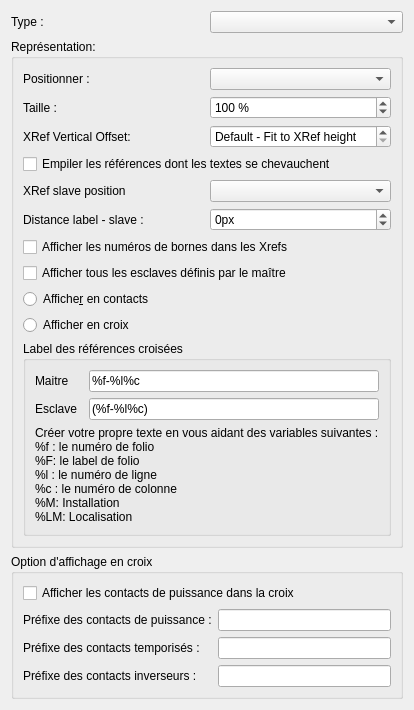
This is sources/ui/xrefpropertieswidget.ui in itaueira/qelectrotech-source as Qt 5 draws it before an edit. The edited form follows.
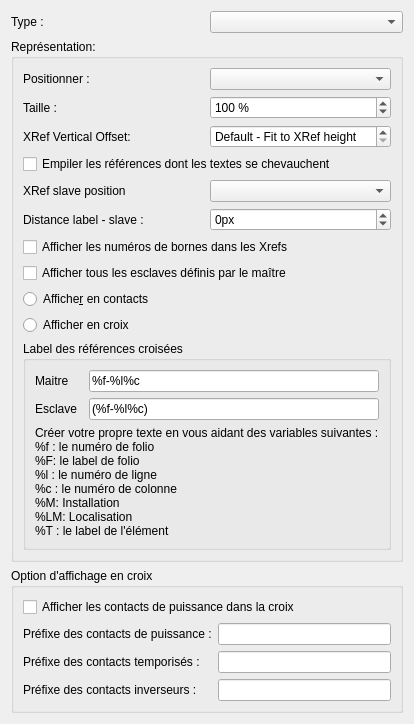
This is the edited form.

The edit to the form file:
```diff
--- a/sources/ui/xrefpropertieswidget.ui
+++ b/sources/ui/xrefpropertieswidget.ui
@@ -305,7 +305,8 @@
 %l : le numéro de ligne
 %c : le numéro de colonne
 %M: Installation 
-%LM: Localisation </string>
+%LM: Localisation
+%T : le label de l'élément</string>
              </property>
             </widget>
            </item>
```
